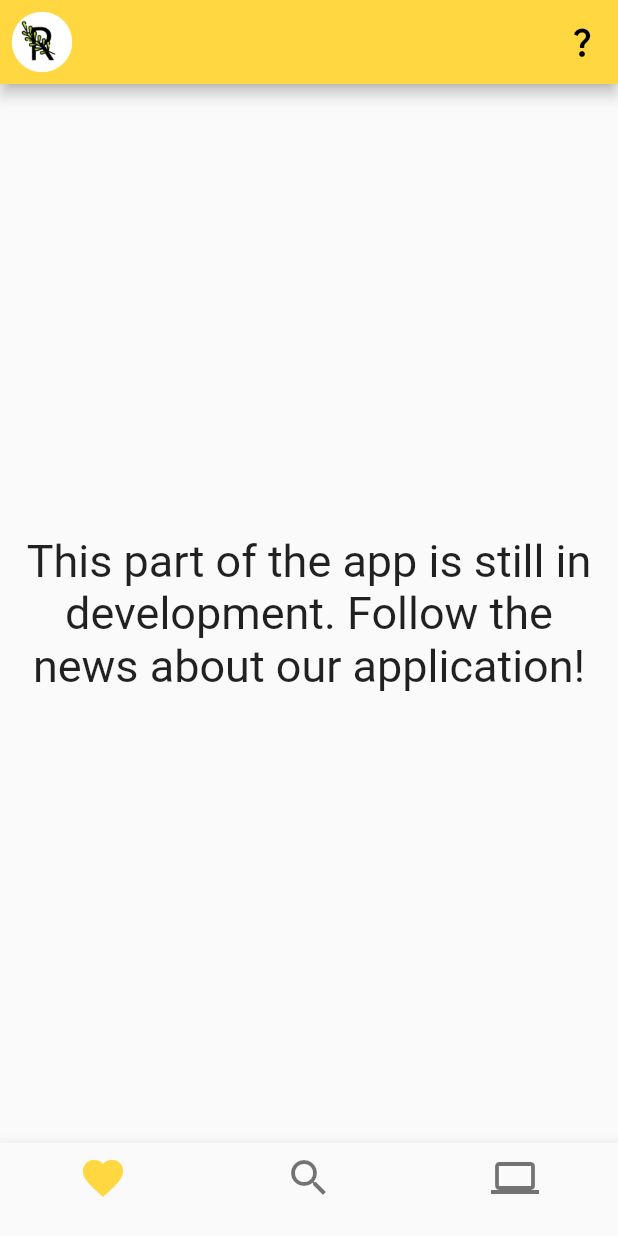
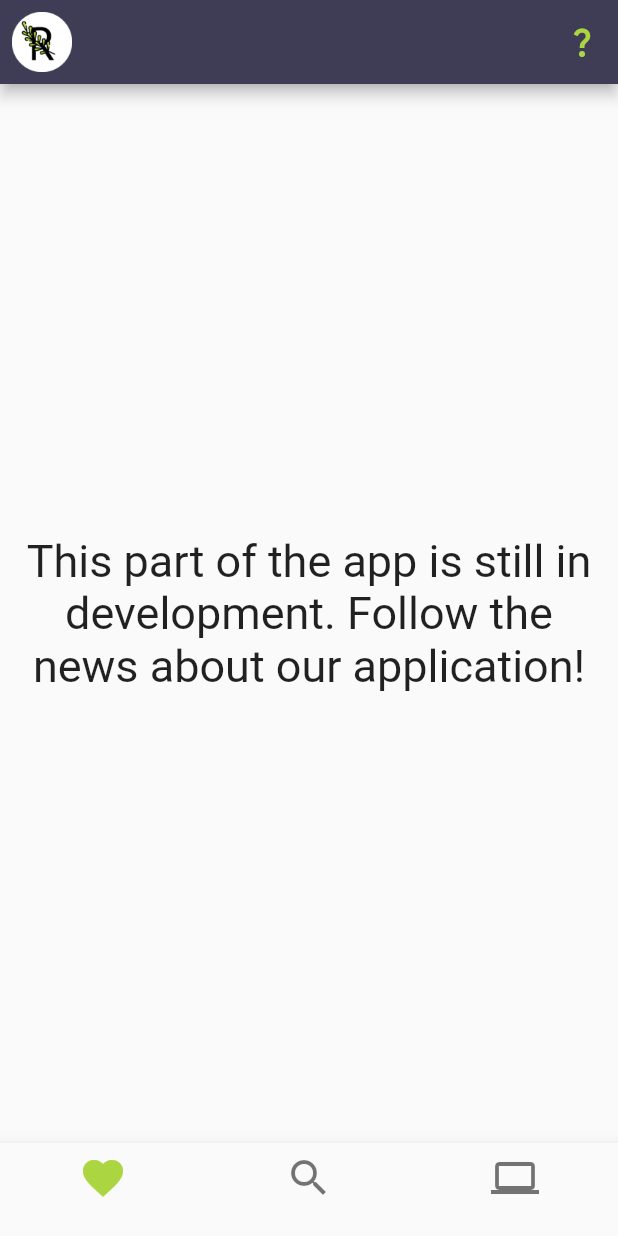
Before and after one commit to bl1nkker/rosemarin-recipe-app, a Flutter app: the screen it shows after launch, after a tap on "Пропустить", on a phone screen of 412 x 824 dp. Run offline on Flutter 3.47's test engine with Material 2 defaults, Android fonts, the light colour scheme and no system bars; our stand-ins replace dio, shared_preferences, sliding_up_panel, smooth_page_indicator; network calls fail.

Commit message:
feat: added onboarding images + changed app colors

```diff
--- a/lib/color_styles.dart
+++ b/lib/color_styles.dart
@@ -1,7 +1,7 @@
 import 'package:flutter/material.dart';
 
 class ColorStyles {
-  static const Color primaryColor = Colors.white;
-  static const Color secondaryColor = Colors.black;
-  static const Color accentColor = Colors.amberAccent;
+  static const Color primaryColor = Color.fromARGB(255, 230, 230, 230);
+  static const Color secondaryColor = Color.fromARGB(255, 63, 61, 86);
+  static const Color accentColor = Color.fromARGB(255, 172, 214, 65);
 }
--- a/lib/screens/home_screen.dart
+++ b/lib/screens/home_screen.dart
@@ -47,7 +47,7 @@ class _HomeState extends State<Home> {
         return Scaffold(
           appBar: AppBar(
             // title: const Text('Rosemarin'),
-            backgroundColor: ColorStyles.accentColor,
+            backgroundColor: ColorStyles.secondaryColor,
             leading: const Padding(
               padding: EdgeInsets.all(8.0),
               child: Image(
@@ -61,7 +61,7 @@ class _HomeState extends State<Home> {
               IconButton(
                 icon: const Icon(
                   Icons.question_mark_sharp,
-                  color: ColorStyles.secondaryColor,
+                  color: ColorStyles.accentColor,
                 ),
                 onPressed: () {
                   appStateManager.repeatOnboarding();
--- a/lib/screens/onboarding_screen.dart
+++ b/lib/screens/onboarding_screen.dart
@@ -1,5 +1,6 @@
 import 'package:flutter/material.dart';
 import 'package:provider/provider.dart';
+import 'package:rosemarin_recipe_app/color_styles.dart';
 import 'package:rosemarin_recipe_app/navigation/rosemarin_pages.dart';
 import 'package:rosemarin_recipe_app/state/app_state_manager.dart';
 import 'package:smooth_page_indicator/smooth_page_indicator.dart';
@@ -21,25 +22,11 @@ class OnboardingScreen extends StatefulWidget {
 
 class _OnboardingScreenState extends State<OnboardingScreen> {
   final controller = PageController();
-  final Color rwColor = const Color.fromRGBO(64, 143, 77, 1);
 
   @override
   Widget build(BuildContext context) {
     return Scaffold(
-      appBar: AppBar(
-        backgroundColor: Colors.transparent,
-        elevation: 0.0,
-        title: const Text('Getting Started'),
-        leading: GestureDetector(
-          child: const Icon(
-            Icons.chevron_left,
-            size: 35,
-          ),
-          onTap: () {
-            Navigator.pop(context, true);
-          },
-        ),
-      ),
+      backgroundColor: ColorStyles.secondaryColor,
       body: SafeArea(
         child: Column(
           children: [
@@ -57,7 +44,10 @@ class _OnboardingScreenState extends State<OnboardingScreen> {
       mainAxisAlignment: MainAxisAlignment.end,
       children: [
         MaterialButton(
-          child: const Text('Пропустить'),
+          child: const Text(
+            'Пропустить',
+            style: TextStyle(fontSize: 12, color: ColorStyles.primaryColor),
+          ),
           onPressed: () {
             Provider.of<AppStateManager>(context, listen: false)
                 .completeOnboarding();
@@ -73,19 +63,37 @@ class _OnboardingScreenState extends State<OnboardingScreen> {
       children: [
         onboardPageView(const AssetImage('assets/icon/icon.png'),
             'Добро пожаловать в Rosemarin!'),
-        onboardPageView(const AssetImage('assets/icon/icon.png'),
+        onboardPageView(const AssetImage('assets/onboarding/onboarding_1.png'),
             'Приложение призвано упростить ваш стандартный процесс приготовления пищи, и сейчас мы покажем как!'),
-        onboardPageView(const AssetImage('assets/icon/icon.png'),
+        onboardPageView(const AssetImage('assets/onboarding/onboarding_2.png'),
             'На главном экране вы можете увидеть список всех рецептом, здоровых рецептов и простых рецептов. Выбирайте на свой вкус!'),
-        onboardPageView(const AssetImage('assets/icon/icon.png'),
+        onboardPageView(const AssetImage('assets/onboarding/onboarding_3.png'),
             'При переходе на страницу рецепта вы можете просмотреть информацию о его ингредиентах и общей пищевой ценности'),
-        onboardPageView(const AssetImage('assets/icon/icon.png'),
+        onboardPageView(const AssetImage('assets/onboarding/onboarding_4.png'),
             'А теперь к главному... выберите продукты которые есть в вашем холодильнике и сможете увидеть рецепты, которые вам подходят!'),
-        onboardPageView(const AssetImage('assets/icon/icon.png'),
+        onboardPageView(const AssetImage('assets/onboarding/onboarding_5.png'),
             'Можно выбрать несколько продуктов, тем самым расширив список рецептов!'),
-        onboardPageView(const AssetImage('assets/icon/icon.png'),
-            'Рецепты также можно помечать как "Любимый". Они будут сохранены во вкладке "Любимые"'),
-        onboardPageView(const AssetImage('assets/icon/icon.png'),
+        Padding(
+          padding: const EdgeInsets.all(40),
+          child: Column(
+            crossAxisAlignment: CrossAxisAlignment.center,
+            mainAxisAlignment: MainAxisAlignment.center,
+            children: const [
+              Expanded(
+                child: Icon(Icons.favorite,
+                    size: 100, color: ColorStyles.accentColor),
+              ),
+              SizedBox(height: 16),
+              Text(
+                'Рецепты также можно помечать как "Любимый". Они будут сохранены во вкладке "Любимые"',
+                style: TextStyle(fontSize: 20, color: ColorStyles.primaryColor),
+                textAlign: TextAlign.center,
+              ),
+              SizedBox(height: 16),
+            ],
+          ),
+        ),
+        onboardPageView(const AssetImage('assets/onboarding/onboarding_6.png'),
             'Следите за обновлениями нашего приложения на сайте!'),
       ],
     );
@@ -107,7 +115,8 @@ class _OnboardingScreenState extends State<OnboardingScreen> {
           const SizedBox(height: 16),
           Text(
             text,
-            style: const TextStyle(fontSize: 20),
+            style:
+                const TextStyle(fontSize: 20, color: ColorStyles.primaryColor),
             textAlign: TextAlign.center,
           ),
           const SizedBox(height: 16),
@@ -120,7 +129,9 @@ class _OnboardingScreenState extends State<OnboardingScreen> {
     return SmoothPageIndicator(
       controller: controller,
       count: 8,
-      effect: WormEffect(activeDotColor: rwColor),
+      effect: const WormEffect(
+          activeDotColor: ColorStyles.accentColor,
+          dotColor: ColorStyles.primaryColor),
     );
   }
 }
--- a/lib/screens/recipe_screen.dart
+++ b/lib/screens/recipe_screen.dart
@@ -27,7 +27,10 @@ class _RecipeScreenState extends State<RecipeScreen> {
   Widget build(BuildContext context) {
     return Consumer<RecipesManager>(builder: (context, recipesManager, child) {
       return recipesManager.isLoading
-          ? const Center(child: CircularProgressIndicator())
+          ? const Center(
+              child: CircularProgressIndicator(
+              color: ColorStyles.accentColor,
+            ))
           : ListView(
               children: recipesManager.selectedProducts.isNotEmpty
                   ? [
--- a/pubspec.yaml
+++ b/pubspec.yaml
@@ -61,6 +61,7 @@ flutter:
   # To add assets to your application, add an assets section, like this:
   assets:
     - assets/icon/icon.png
+    - assets/onboarding/
   # An image asset can refer to one or more resolution-specific "variants", see
   # https://flutter.dev/assets-and-images/#resolution-aware.
   # For details regarding adding assets from package dependencies, see
```
Also changed, not shown: assets/onboarding/onboarding_1.png (added), assets/onboarding/onboarding_2.png (added), assets/onboarding/onboarding_3.png (added), assets/onboarding/onboarding_4.png (added), assets/onboarding/onboarding_5.png (added), assets/onboarding/onboarding_6.png (added).
